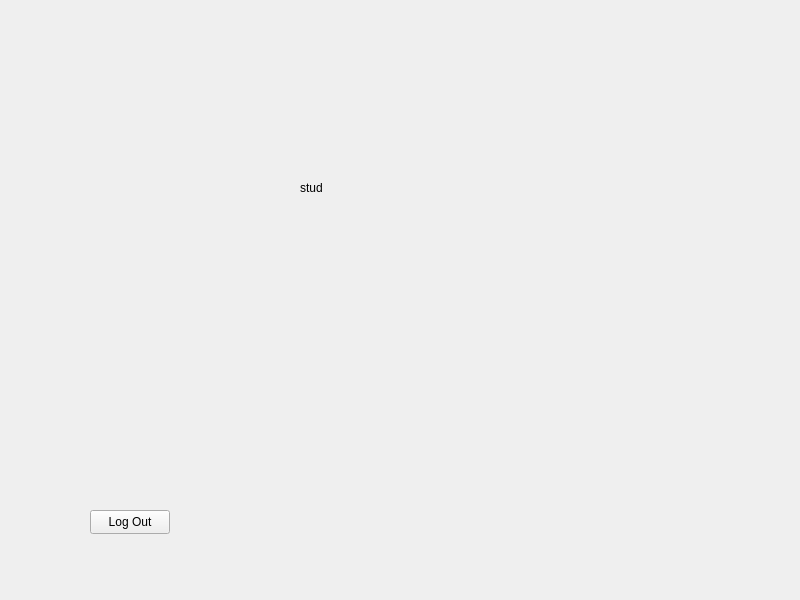
Before: the Qt Designer form mainwindow.ui in ppera72/ELearning-PlatformV2, drawn with Qt 5.
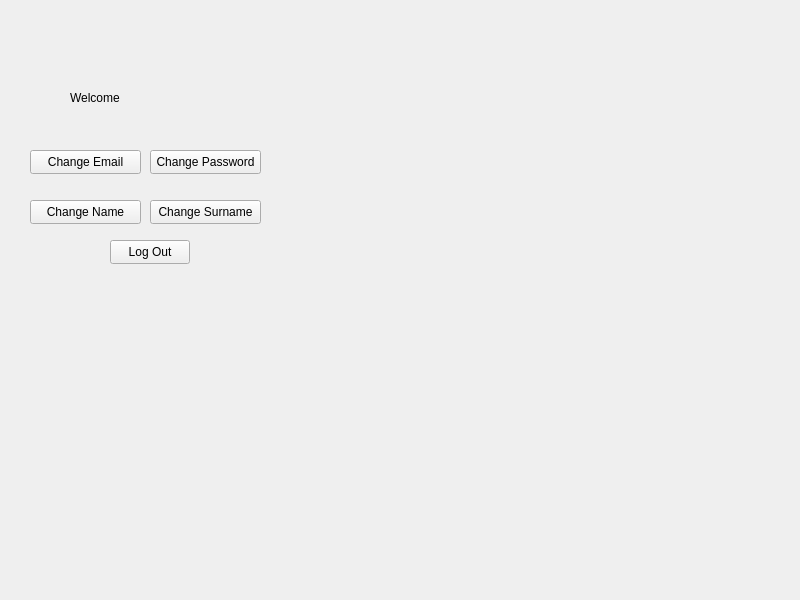
After: the same form once the commit is applied. The open tabs and pages were chosen to show the change.

Commit message: added completed login for student using Student class

```diff
--- a/mainwindow.ui
+++ b/mainwindow.ui
@@ -505,24 +505,11 @@
      </widget>
     </widget>
     <widget class="QWidget" name="studentMainPage">
-     <widget class="QLabel" name="label">
-      <property name="geometry">
-       <rect>
-        <x>300</x>
-        <y>200</y>
-        <width>49</width>
-        <height>16</height>
-       </rect>
-      </property>
-      <property name="text">
-       <string>stud</string>
-      </property>
-     </widget>
      <widget class="QPushButton" name="SMLogOutButton">
       <property name="geometry">
        <rect>
-        <x>90</x>
-        <y>530</y>
+        <x>110</x>
+        <y>260</y>
         <width>80</width>
         <height>24</height>
        </rect>
@@ -531,6 +518,84 @@
        <string>Log Out</string>
       </property>
      </widget>
+     <widget class="QLabel" name="welcomeLabel">
+      <property name="geometry">
+       <rect>
+        <x>70</x>
+        <y>110</y>
+        <width>61</width>
+        <height>16</height>
+       </rect>
+      </property>
+      <property name="text">
+       <string>Welcome </string>
+      </property>
+     </widget>
+     <widget class="QLabel" name="nameLabel">
+      <property name="geometry">
+       <rect>
+        <x>140</x>
+        <y>110</y>
+        <width>49</width>
+        <height>16</height>
+       </rect>
+      </property>
+      <property name="text">
+       <string/>
+      </property>
+     </widget>
+     <widget class="QPushButton" name="pushButton">
+      <property name="geometry">
+       <rect>
+        <x>30</x>
+        <y>170</y>
+        <width>111</width>
+        <height>24</height>
+       </rect>
+      </property>
+      <property name="text">
+       <string>Change Email</string>
+      </property>
+     </widget>
+     <widget class="QPushButton" name="pushButton_2">
+      <property name="geometry">
+       <rect>
+        <x>150</x>
+        <y>170</y>
+        <width>111</width>
+        <height>24</height>
+       </rect>
+      </property>
+      <property name="text">
+       <string>Change Password</string>
+      </property>
+     </widget>
+     <widget class="QPushButton" name="pushButton_3">
+      <property name="geometry">
+       <rect>
+        <x>30</x>
+        <y>220</y>
+        <width>111</width>
+        <height>24</height>
+       </rect>
+      </property>
+      <property name="text">
+       <string>Change Name</string>
+      </property>
+     </widget>
+     <widget class="QPushButton" name="pushButton_4">
+      <property name="geometry">
+       <rect>
+        <x>150</x>
+        <y>220</y>
+        <width>111</width>
+        <height>24</height>
+       </rect>
+      </property>
+      <property name="text">
+       <string>Change Surname</string>
+      </property>
+     </widget>
     </widget>
     <widget class="QWidget" name="professorMainPage">
      <widget class="QLabel" name="label_2">
```
The commit also changes 33 other files.
